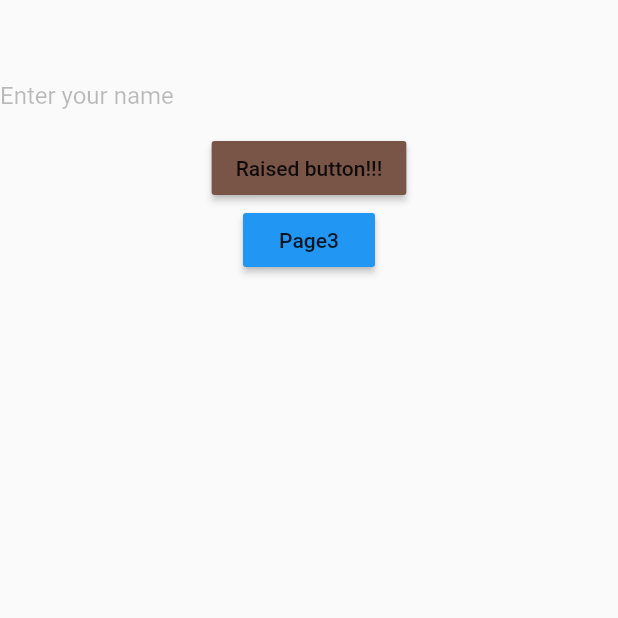
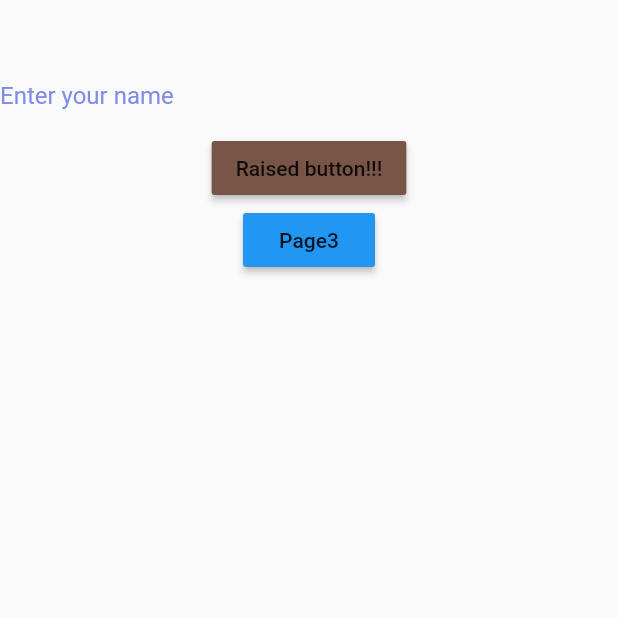
Before and after one commit to Krunal96369/Flutterbuttons, a Flutter app: the NextPage screen opened directly, on a phone screen of 412 x 824 dp, the top half of it. Run offline on Flutter 3.47's test engine with Material 2 defaults, Android fonts, the phone set to English and light mode, and no system bars; our stand-ins replace cloud_firestore, fluttertoast; accounts and stored records are empty.

Commit message:
Update nextpage.dart

```diff
--- a/lib/nextpage.dart
+++ b/lib/nextpage.dart
@@ -29,7 +29,7 @@ class _NextPageState extends State<NextPage> {
             decoration: InputDecoration(
               border: InputBorder.none,
               hintText: 'Enter your name',
-              hintStyle: TextStyle(color: Colors.black26),
+              hintStyle: TextStyle(color: Color(0xFF7E8BE8)),
             ),
           ),
           RaisedButton(
```
